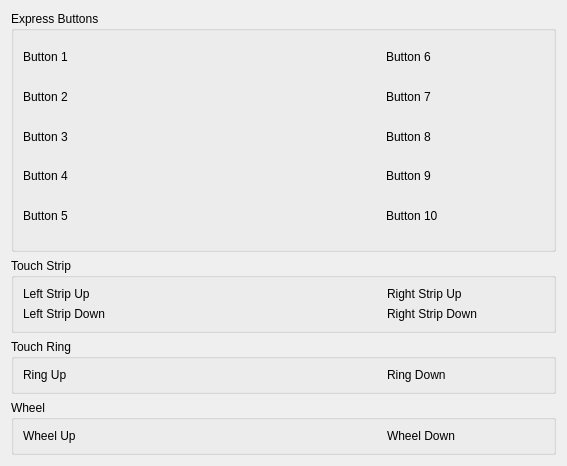
The window that src/kcmodule/buttonpagewidget.ui (KDE/wacomtablet) describes before a commit, drawn with Qt 5.
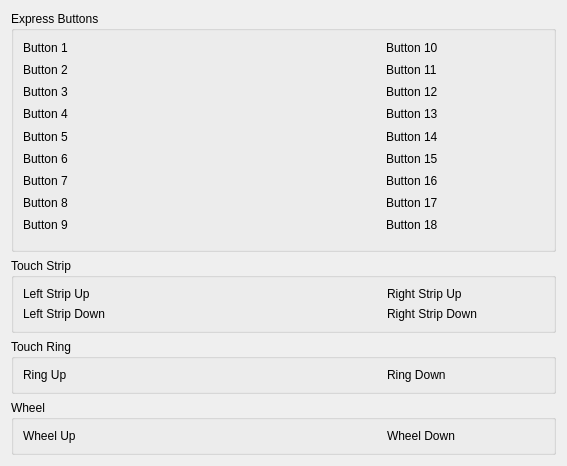
The same window after the commit. Custom widgets are drawn as their Qt base class.

Commit message: Add support for Cintiq 22HD 18 buttons

```diff
--- a/src/kcmodule/buttonpagewidget.ui
+++ b/src/kcmodule/buttonpagewidget.ui
@@ -96,7 +96,59 @@
           </property>
          </widget>
         </item>
-        <item row="5" column="1">
+	<item row="5" column="0">
+         <widget class="QLabel" name="button6Label">
+          <property name="sizePolicy">
+           <sizepolicy hsizetype="Preferred" vsizetype="MinimumExpanding">
+            <horstretch>0</horstretch>
+            <verstretch>0</verstretch>
+           </sizepolicy>
+          </property>
+          <property name="text">
+           <string>Button 6</string>
+          </property>
+         </widget>
+        </item>
+	<item row="6" column="0">
+         <widget class="QLabel" name="button7Label">
+          <property name="sizePolicy">
+           <sizepolicy hsizetype="Preferred" vsizetype="MinimumExpanding">
+            <horstretch>0</horstretch>
+            <verstretch>0</verstretch>
+           </sizepolicy>
+          </property>
+          <property name="text">
+           <string>Button 7</string>
+          </property>
+         </widget>
+        </item>
+	<item row="7" column="0">
+         <widget class="QLabel" name="button8Label">
+          <property name="sizePolicy">
+           <sizepolicy hsizetype="Preferred" vsizetype="MinimumExpanding">
+            <horstretch>0</horstretch>
+            <verstretch>0</verstretch>
+           </sizepolicy>
+          </property>
+          <property name="text">
+           <string>Button 8</string>
+          </property>
+         </widget>
+        </item>
+	<item row="8" column="0">
+         <widget class="QLabel" name="button9Label">
+          <property name="sizePolicy">
+           <sizepolicy hsizetype="Preferred" vsizetype="MinimumExpanding">
+            <horstretch>0</horstretch>
+            <verstretch>0</verstretch>
+           </sizepolicy>
+          </property>
+          <property name="text">
+           <string>Button 9</string>
+          </property>
+         </widget>
+        </item>
+        <item row="9" column="1">
          <spacer name="leftButtonHSpacer">
           <property name="orientation">
            <enum>Qt::Horizontal</enum>
@@ -162,6 +214,46 @@
           </property>
          </widget>
         </item>
+	<item row="5" column="1">
+         <widget class="Wacom::ButtonActionSelectorWidget" name="button6ActionSelector" native="true">
+          <property name="sizePolicy">
+           <sizepolicy hsizetype="Expanding" vsizetype="Preferred">
+            <horstretch>0</horstretch>
+            <verstretch>0</verstretch>
+           </sizepolicy>
+          </property>
+         </widget>
+        </item>
+        <item row="6" column="1">
+         <widget class="Wacom::ButtonActionSelectorWidget" name="button7ActionSelector" native="true">
+          <property name="sizePolicy">
+           <sizepolicy hsizetype="Expanding" vsizetype="Preferred">
+            <horstretch>0</horstretch>
+            <verstretch>0</verstretch>
+           </sizepolicy>
+          </property>
+         </widget>
+        </item>
+        <item row="7" column="1">
+         <widget class="Wacom::ButtonActionSelectorWidget" name="button8ActionSelector" native="true">
+          <property name="sizePolicy">
+           <sizepolicy hsizetype="Expanding" vsizetype="Preferred">
+            <horstretch>0</horstretch>
+            <verstretch>0</verstretch>
+           </sizepolicy>
+          </property>
+         </widget>
+        </item>
+        <item row="8" column="1">
+         <widget class="Wacom::ButtonActionSelectorWidget" name="button9ActionSelector" native="true">
+          <property name="sizePolicy">
+           <sizepolicy hsizetype="Expanding" vsizetype="Preferred">
+            <horstretch>0</horstretch>
+            <verstretch>0</verstretch>
+           </sizepolicy>
+          </property>
+         </widget>
+        </item>
        </layout>
       </item>
       <item>
@@ -212,7 +304,7 @@
       <item>
        <layout class="QFormLayout" name="rightButtonLayout">
         <item row="0" column="0">
-         <widget class="QLabel" name="button6Label">
+         <widget class="QLabel" name="button10Label">
           <property name="sizePolicy">
            <sizepolicy hsizetype="Preferred" vsizetype="MinimumExpanding">
             <horstretch>0</horstretch>
@@ -220,12 +312,12 @@
            </sizepolicy>
           </property>
           <property name="text">
-           <string>Button 6</string>
+           <string>Button 10</string>
           </property>
          </widget>
         </item>
         <item row="1" column="0">
-         <widget class="QLabel" name="button7Label">
+         <widget class="QLabel" name="button11Label">
           <property name="sizePolicy">
            <sizepolicy hsizetype="Preferred" vsizetype="MinimumExpanding">
             <horstretch>0</horstretch>
@@ -233,12 +325,12 @@
            </sizepolicy>
           </property>
           <property name="text">
-           <string>Button 7</string>
+           <string>Button 11</string>
           </property>
          </widget>
         </item>
         <item row="2" column="0">
-         <widget class="QLabel" name="button8Label">
+         <widget class="QLabel" name="button12Label">
           <property name="sizePolicy">
            <sizepolicy hsizetype="Preferred" vsizetype="MinimumExpanding">
             <horstretch>0</horstretch>
@@ -246,12 +338,12 @@
            </sizepolicy>
           </property>
           <property name="text">
-           <string>Button 8</string>
+           <string>Button 12</string>
           </property>
          </widget>
         </item>
         <item row="3" column="0">
-         <widget class="QLabel" name="button9Label">
+         <widget class="QLabel" name="button13Label">
           <property name="sizePolicy">
            <sizepolicy hsizetype="Preferred" vsizetype="MinimumExpanding">
             <horstretch>0</horstretch>
@@ -259,12 +351,12 @@
            </sizepolicy>
           </property>
           <property name="text">
-           <string>Button 9</string>
+           <string>Button 13</string>
           </property>
          </widget>
         </item>
         <item row="4" column="0">
-         <widget class="QLabel" name="button10Label">
+         <widget class="QLabel" name="button14Label">
           <property name="sizePolicy">
            <sizepolicy hsizetype="Preferred" vsizetype="MinimumExpanding">
             <horstretch>0</horstretch>
@@ -272,11 +364,63 @@
            </sizepolicy>
           </property>
           <property name="text">
-           <string>Button 10</string>
+           <string>Button 14</string>
           </property>
          </widget>
         </item>
-        <item row="5" column="1">
+	<item row="5" column="0">
+         <widget class="QLabel" name="button15Label">
+          <property name="sizePolicy">
+           <sizepolicy hsizetype="Preferred" vsizetype="MinimumExpanding">
+            <horstretch>0</horstretch>
+            <verstretch>0</verstretch>
+           </sizepolicy>
+          </property>
+          <property name="text">
+           <string>Button 15</string>
+          </property>
+         </widget>
+        </item>
+        <item row="6" column="0">
+         <widget class="QLabel" name="button16Label">
+          <property name="sizePolicy">
+           <sizepolicy hsizetype="Preferred" vsizetype="MinimumExpanding">
+            <horstretch>0</horstretch>
+            <verstretch>0</verstretch>
+           </sizepolicy>
+          </property>
+          <property name="text">
+           <string>Button 16</string>
+          </property>
+         </widget>
+        </item>
+        <item row="7" column="0">
+         <widget class="QLabel" name="button17Label">
+          <property name="sizePolicy">
+           <sizepolicy hsizetype="Preferred" vsizetype="MinimumExpanding">
+            <horstretch>0</horstretch>
+            <verstretch>0</verstretch>
+           </sizepolicy>
+          </property>
+          <property name="text">
+           <string>Button 17</string>
+          </property>
+         </widget>
+        </item>
+        <item row="8" column="0">
+         <widget class="QLabel" name="button18Label">
+          <property name="sizePolicy">
+           <sizepolicy hsizetype="Preferred" vsizetype="MinimumExpanding">
+            <horstretch>0</horstretch>
+            <verstretch>0</verstretch>
+           </sizepolicy>
+          </property>
+          <property name="text">
+           <string>Button 18</string>
+          </property>
+         </widget>
+        </item>
+        <item row="9" column="1">
          <spacer name="rightButtonHSpacer">
           <property name="orientation">
            <enum>Qt::Horizontal</enum>
@@ -293,46 +437,6 @@
          </spacer>
         </item>
         <item row="0" column="1">
-         <widget class="Wacom::ButtonActionSelectorWidget" name="button6ActionSelector" native="true">
-          <property name="sizePolicy">
-           <sizepolicy hsizetype="Expanding" vsizetype="Preferred">
-            <horstretch>0</horstretch>
-            <verstretch>0</verstretch>
-           </sizepolicy>
-          </property>
-         </widget>
-        </item>
-        <item row="1" column="1">
-         <widget class="Wacom::ButtonActionSelectorWidget" name="button7ActionSelector" native="true">
-          <property name="sizePolicy">
-           <sizepolicy hsizetype="Expanding" vsizetype="Preferred">
-            <horstretch>0</horstretch>
-            <verstretch>0</verstretch>
-           </sizepolicy>
-          </property>
-         </widget>
-        </item>
-        <item row="2" column="1">
-         <widget class="Wacom::ButtonActionSelectorWidget" name="button8ActionSelector" native="true">
-          <property name="sizePolicy">
-           <sizepolicy hsizetype="Expanding" vsizetype="Preferred">
-            <horstretch>0</horstretch>
-            <verstretch>0</verstretch>
-           </sizepolicy>
-          </property>
-         </widget>
-        </item>
-        <item row="3" column="1">
-         <widget class="Wacom::ButtonActionSelectorWidget" name="button9ActionSelector" native="true">
-          <property name="sizePolicy">
-           <sizepolicy hsizetype="Expanding" vsizetype="Preferred">
-            <horstretch>0</horstretch>
-            <verstretch>0</verstretch>
-           </sizepolicy>
-          </property>
-         </widget>
-        </item>
-        <item row="4" column="1">
          <widget class="Wacom::ButtonActionSelectorWidget" name="button10ActionSelector" native="true">
           <property name="sizePolicy">
            <sizepolicy hsizetype="Expanding" vsizetype="Preferred">
```
Left out of the diff: 80 changed lines with no effect on the pictures. The commit also changes 9 other files.
